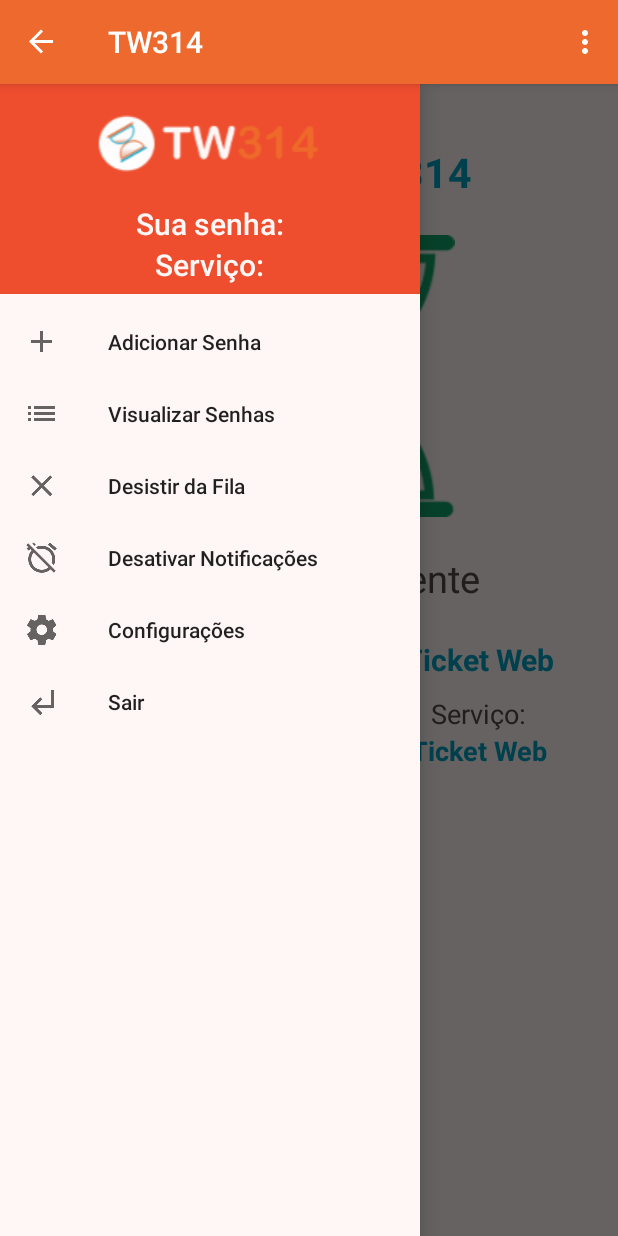
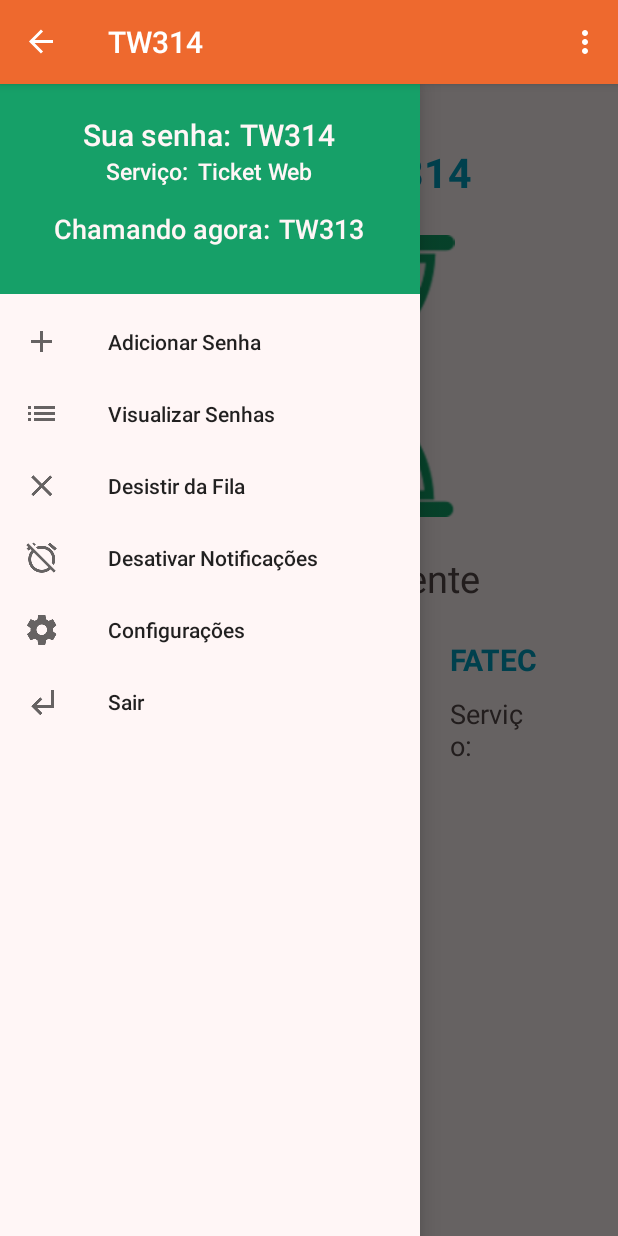
Before and after one commit to TW314/tw314Mobile, an Android app: the MainLayoutActivity screen opened directly, with no data from a screen before it, with the side drawer open, on a phone screen of 412 x 824 dp. Run offline under Robolectric (Android 15) with nearby library versions, the phone set to English and light mode, and no system bars.

Commit message:
DONE: Completo layout do NavigationHeader

```diff
--- a/app/src/main/res/layout/navigation_header.xml
+++ b/app/src/main/res/layout/navigation_header.xml
@@ -2,35 +2,95 @@
 <LinearLayout xmlns:android="http://schemas.android.com/apk/res/android"
     android:orientation="vertical" android:layout_width="match_parent"
     android:layout_height="@dimen/navigation_header"
-    android:background="@color/colorPrimaryVariant">
+    android:background="@color/calmdown">
 
-    <!-- Logo e nome lado a lado -->
+    <!-- Logo e nome lado a lado
     <ImageView
         android:paddingTop="20dp"
         android:layout_width="match_parent"
         android:layout_height="wrap_content"
         android:src="@drawable/logo_tw314_drawer2"
         android:foregroundGravity="center"/>
+    -->
 
     <!-- Senha -->
+    <LinearLayout
+        android:layout_width="match_parent"
+        android:layout_height="wrap_content"
+        android:layout_marginTop="20dp"
+        android:gravity="center">
+
         <TextView
-        android:paddingTop="20dp"
-        android:layout_gravity="center"
+            android:text="@string/ticket_presentation"
+            android:textSize="20sp"
             android:textColor="@color/colorBackground"
             android:textAppearance="@android:style/TextAppearance.DeviceDefault.WindowTitle"
-        android:text="@string/ticket_presentation"
             android:layout_width="wrap_content"
             android:layout_height="wrap_content" />
 
-    <!-- Servico -->
+        <!-- TextView com Ticket do usuario -->
         <TextView
-        android:layout_gravity="center"
+            android:id="@+id/nav_ticket"
+            android:layout_marginLeft="6dp"
+            android:text="@string/ticket"
+            android:textSize="20sp"
             android:textColor="@color/colorBackground"
             android:textAppearance="@android:style/TextAppearance.DeviceDefault.WindowTitle"
+            android:layout_width="wrap_content"
+            android:layout_height="wrap_content" />
+    </LinearLayout>
+
+    <!-- Servico -->
+    <LinearLayout
+        android:layout_width="match_parent"
+        android:layout_height="wrap_content"
+        android:gravity="center">
+
+        <TextView
             android:text="@string/service_presentation"
+            android:textSize="15sp"
+            android:textColor="@color/colorBackground"
+            android:textAppearance="@android:style/TextAppearance.DeviceDefault.WindowTitle"
             android:layout_width="wrap_content"
             android:layout_height="wrap_content" />
 
+        <!-- TextView com Servico do Ticket do usuario -->
+        <TextView
+            android:id="@+id/nav_service"
+            android:layout_marginLeft="6dp"
+            android:text="@string/service"
+            android:textSize="15sp"
+            android:textColor="@color/colorBackground"
+            android:textAppearance="@android:style/TextAppearance.DeviceDefault.WindowTitle"
+            android:layout_width="wrap_content"
+            android:layout_height="wrap_content" />
+    </LinearLayout>
 
+    <!-- Senha sendo chamada no momento -->
+    <LinearLayout
+        android:layout_width="wrap_content"
+        android:layout_height="wrap_content"
+        android:layout_marginTop="15dp"
+        android:layout_gravity="center">
+
+        <TextView
+            android:text="@string/last_ticket_presentation"
+            android:textSize="18sp"
+            android:textColor="@color/colorBackground"
+            android:textAppearance="@android:style/TextAppearance.DeviceDefault.WindowTitle"
+            android:layout_width="wrap_content"
+            android:layout_height="wrap_content" />
+
+        <!-- TextView com Ticket sendo chamado -->
+        <TextView
+            android:id="@+id/nav_last_ticket"
+            android:layout_marginLeft="6dp"
+            android:text="@string/last_ticket"
+            android:textSize="18sp"
+            android:textColor="@color/colorBackground"
+            android:textAppearance="@android:style/TextAppearance.DeviceDefault.WindowTitle"
+            android:layout_width="wrap_content"
+            android:layout_height="wrap_content" />
+    </LinearLayout>
 
 </LinearLayout>
--- a/app/src/main/res/values/strings.xml
+++ b/app/src/main/res/values/strings.xml
@@ -42,7 +42,7 @@
     <string name="ticket">TW314</string>
     <string name="ticket_count">1 senha</string>
     <string name="count_presentation">à sua frente</string>
-    <string name="establishment">Ticket Web</string>
+    <string name="establishment">FATEC</string>
     <string name="service_presentation">Serviço:</string>
     <string name="service">Ticket Web</string>
     <string name="last_ticket_presentation">Chamando agora:</string>
```
Lines whose indentation alone changed are shown as unchanged.
